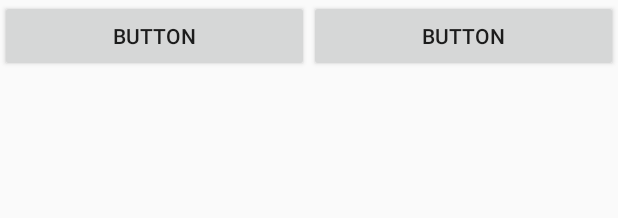
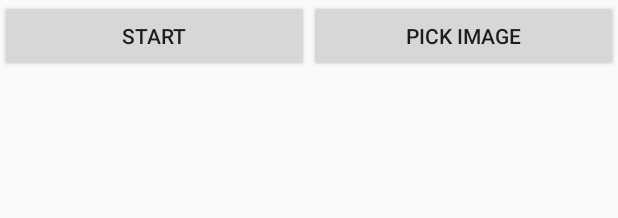
Before and after one commit to BachHD/floating_image, an Android app: the layout activity_main.xml on its own in the app's theme, with its tools: preview values and no code run, on a phone screen of 412 x 824 dp. Shown: the top 218 px of the screen. Run offline under Robolectric (Android 15) with nearby library versions, the phone set to English and light mode, and no system bars.

Commit message:
Shortcut to pick image from service

```diff
--- a/app/src/main/AndroidManifest.xml
+++ b/app/src/main/AndroidManifest.xml
@@ -16,7 +16,6 @@
         <activity android:name=".MainActivity">
             <intent-filter>
                 <action android:name="android.intent.action.MAIN" />
-
                 <category android:name="android.intent.category.LAUNCHER" />
             </intent-filter>
         </activity>
--- a/app/src/main/res/layout/activity_main.xml
+++ b/app/src/main/res/layout/activity_main.xml
@@ -13,19 +13,19 @@
         android:layout_weight="3">
 
         <Button
-            android:id="@+id/notify_me"
+            android:id="@+id/start_btn"
             android:layout_width="match_parent"
             android:layout_height="wrap_content"
             android:layout_weight="1"
             android:baselineAligned="false"
-            android:text="Button" />
+            android:text="Start" />
 
         <Button
-            android:id="@+id/pick_image"
+            android:id="@+id/pick_image_btn"
             android:layout_width="match_parent"
             android:layout_height="wrap_content"
             android:layout_weight="1"
-            android:text="Button" />
+            android:text="Pick Image" />
     </LinearLayout>
 
 </LinearLayout>
```
Also changed, not shown: app/src/main/java/meh/floatingimage/FloatingImageService.java (+17 -0 lines), app/src/main/java/meh/floatingimage/MainActivity.java (+21 -8 lines).
